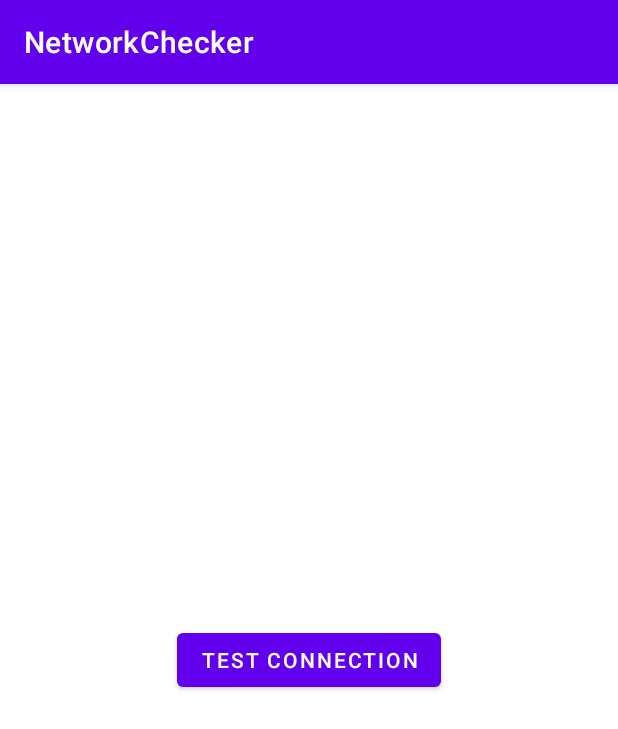
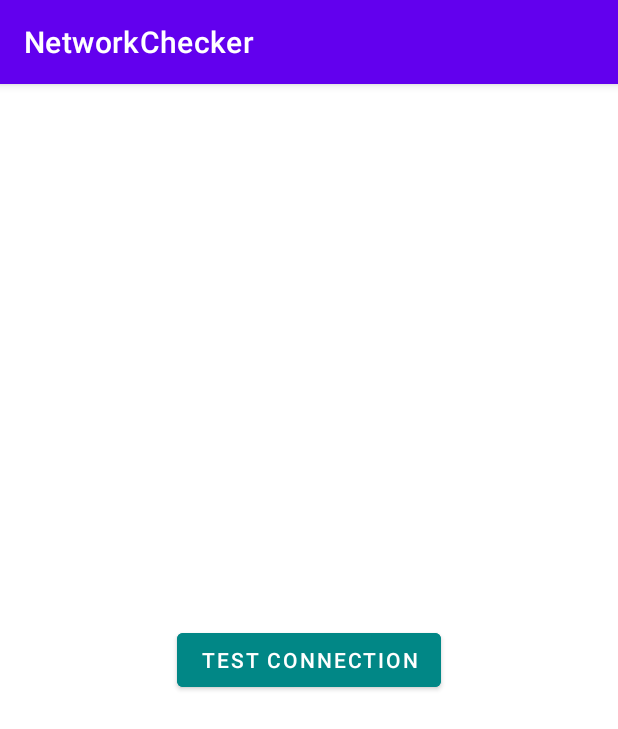
Before and after one commit to GuillemPejo/NetworkChecker, an Android app: the screen it shows after launch (MainActivity), on a phone screen of 412 x 824 dp. Shown: the top 729 px of the screen. Run offline under Robolectric (Android 15) with nearby library versions, the phone set to English and light mode, and no system bars.

Commit message:
UI improvement

```diff
--- a/app/src/main/AndroidManifest.xml
+++ b/app/src/main/AndroidManifest.xml
@@ -3,6 +3,7 @@
     package="me.guillem.networkchecker">
 
     <uses-permission android:name="android.permission.ACCESS_NETWORK_STATE" />
+    <uses-permission android:name="android.permission.INTERNET"/>
     <application
         android:allowBackup="true"
         android:icon="@mipmap/ic_launcher"
--- a/app/src/main/java/me/guillem/networkchecker/MainActivity.java
+++ b/app/src/main/java/me/guillem/networkchecker/MainActivity.java
@@ -5,6 +5,7 @@ import androidx.appcompat.app.AppCompatActivity;
 import android.content.Context;
 import android.content.IntentFilter;
 import android.graphics.Color;
+import android.graphics.drawable.Drawable;
 import android.net.ConnectivityManager;
 import android.net.NetworkInfo;
 import android.os.Bundle;
@@ -50,18 +51,23 @@ public class MainActivity extends AppCompatActivity implements ConnectionReceive
 
     private void showSnack(boolean isConnected) {
         int color;
+        int icon;
         String msg;
         if (isConnected){
-            msg = "Connectes to internet";
+            msg = "Connected to internet";
             color = Color.WHITE;
+            icon = R.drawable.conected;
         }else {
-            msg = "Not connected to internet";
+            msg = "Disconnected to internet";
             color = Color.RED;
+            icon = R.drawable.disconected;
         }
 
-        Snackbar snackbar = Snackbar.make(findViewById(R.id.),msg, Snackbar.LENGTH_LONG);
+        Snackbar snackbar = Snackbar.make(findViewById(R.id.btChecker),msg, Snackbar.LENGTH_LONG);
         View v = snackbar.getView();
         TextView sntv = v.findViewById(R.id.snackbar_text);
+        sntv.setCompoundDrawablesWithIntrinsicBounds(icon, 0, 0, 0);
+        sntv.setCompoundDrawablePadding(40);
         sntv.setTextColor(color);
         snackbar.show();
     }
--- /dev/null
+++ b/app/src/main/res/drawable/conected.xml
@@ -0,0 +1,10 @@
+<vector xmlns:android="http://schemas.android.com/apk/res/android"
+    android:width="24dp"
+    android:height="24dp"
+    android:viewportWidth="24"
+    android:viewportHeight="24"
+    android:tint="?attr/colorControlNormal">
+  <path
+      android:fillColor="@android:color/white"
+      android:pathData="M1,9l2,2c4.97,-4.97 13.03,-4.97 18,0l2,-2C16.93,2.93 7.08,2.93 1,9zM9,17l3,3 3,-3c-1.65,-1.66 -4.34,-1.66 -6,0zM5,13l2,2c2.76,-2.76 7.24,-2.76 10,0l2,-2C15.14,9.14 8.87,9.14 5,13z"/>
+</vector>
--- /dev/null
+++ b/app/src/main/res/drawable/disconected.xml
@@ -0,0 +1,9 @@
+<vector xmlns:android="http://schemas.android.com/apk/res/android"
+    android:width="24dp"
+    android:height="24dp"
+    android:viewportWidth="24"
+    android:viewportHeight="24">
+  <path
+      android:fillColor="@android:color/holo_red_dark"
+      android:pathData="M22.99,9C19.15,5.16 13.8,3.76 8.84,4.78l2.52,2.52c3.47,-0.17 6.99,1.05 9.63,3.7l2,-2zM18.99,13c-1.29,-1.29 -2.84,-2.13 -4.49,-2.56l3.53,3.53 0.96,-0.97zM2,3.05L5.07,6.1C3.6,6.82 2.22,7.78 1,9l1.99,2c1.24,-1.24 2.67,-2.16 4.2,-2.77l2.24,2.24C7.81,10.89 6.27,11.73 5,13v0.01L6.99,15c1.36,-1.36 3.14,-2.04 4.92,-2.06L18.98,20l1.27,-1.26L3.29,1.79 2,3.05zM9,17l3,3 3,-3c-1.65,-1.66 -4.34,-1.66 -6,0z"/>
+</vector>
--- a/app/src/main/res/layout/activity_main.xml
+++ b/app/src/main/res/layout/activity_main.xml
@@ -10,7 +10,9 @@
         android:id="@+id/btChecker"
         android:layout_width="wrap_content"
         android:layout_height="wrap_content"
-        android:text="Test connection"
+        android:text="@string/test_connection"
+        android:shadowRadius="100"
+        android:backgroundTint="@color/teal_700"
         app:layout_constraintBottom_toBottomOf="parent"
         app:layout_constraintLeft_toLeftOf="parent"
         app:layout_constraintRight_toRightOf="parent"
--- a/app/src/main/res/values/strings.xml
+++ b/app/src/main/res/values/strings.xml
@@ -1,3 +1,4 @@
 <resources>
     <string name="app_name">NetworkChecker</string>
+    <string name="test_connection">Test connection</string>
 </resources>
```
